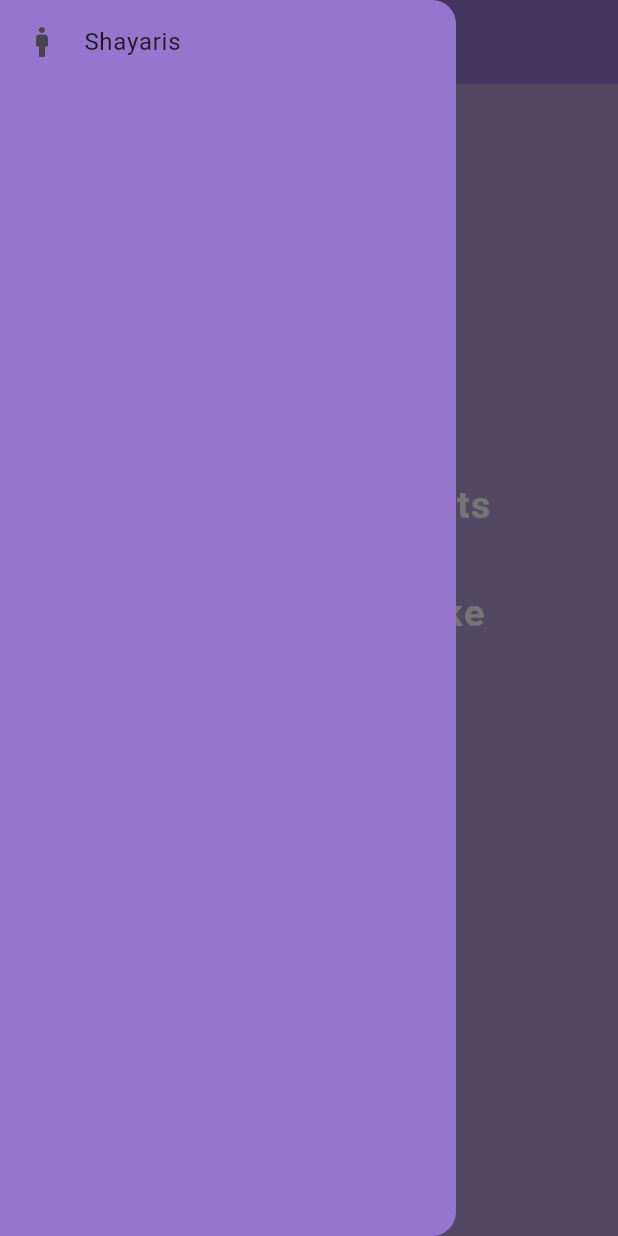
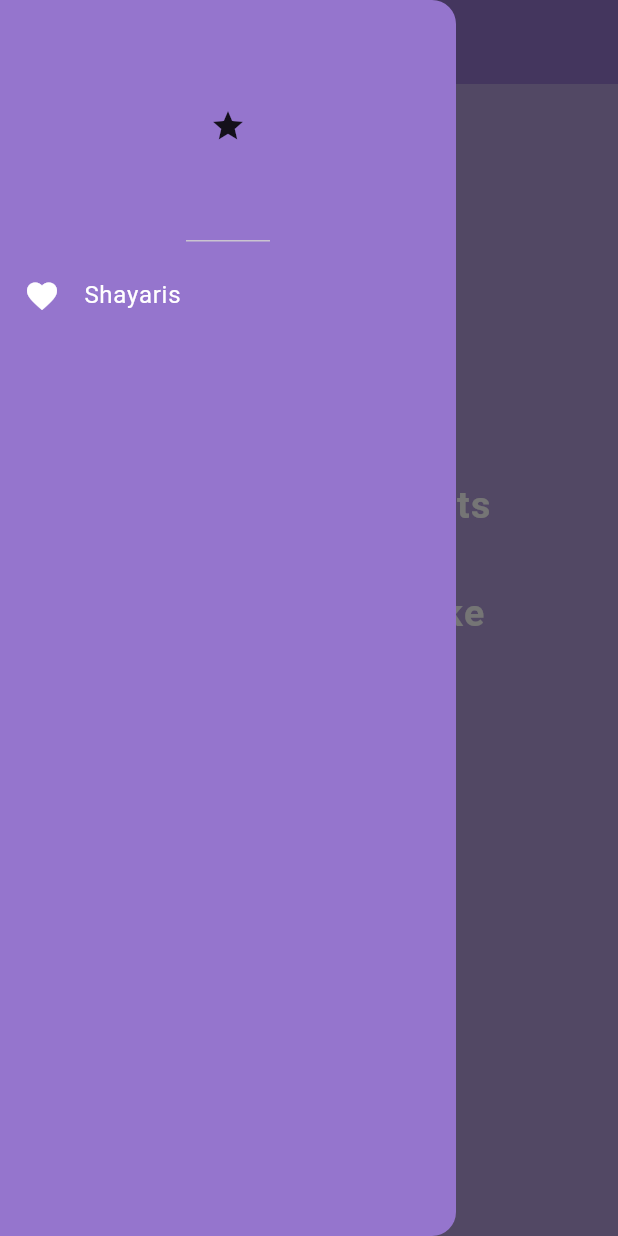
Before and after one commit to yashchittora/joke-app, a Flutter app: the screen it shows after launch, with the side drawer open, on a phone screen of 412 x 824 dp. Run offline on Flutter 3.47's test engine with Material 3 defaults, Android fonts, the phone set to English and light mode, and no system bars.

Commit message:
Update UI

```diff
--- a/lib/home.dart
+++ b/lib/home.dart
@@ -48,15 +48,23 @@ class _HomePageState extends State<HomePage> {
     return Scaffold(
       backgroundColor: Colors.deepPurple.shade200,
       appBar: AppBar(
+        leading: Builder(builder: (context) {
+          return IconButton(
+            icon: Icon(Icons.menu, color: Colors.white),
+            onPressed: () =>
+                Scaffold.of(context).openDrawer(), // <-- Opens drawer.
+          );
+        }),
         title: const Text("Jokes", style: TextStyle(color: Colors.white)),
         backgroundColor: Colors.deepPurple.shade300,
       ),
       drawer: Drawer(
           backgroundColor: Colors.deepPurple.shade300,
           child: Column(children: [
+            DrawerHeader(child: Container(child: Icon(Icons.star))),
             ListTile(
-              leading: Icon(Icons.man),
-              title: Text("Shayaris"),
+              leading: Icon(Icons.favorite, color: Colors.white),
+              title: Text("Shayaris", style: TextStyle(color: Colors.white)),
               onTap: () {
                 Navigator.pushNamed(context, '/spage');
               },
```
